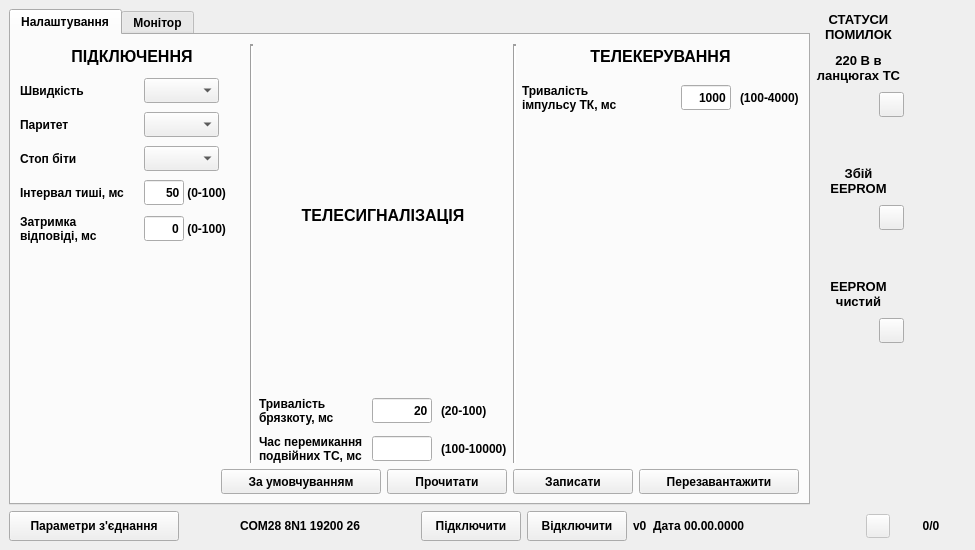
Old version of the form mdio.ui in the repository Goodjamp/Mdio.
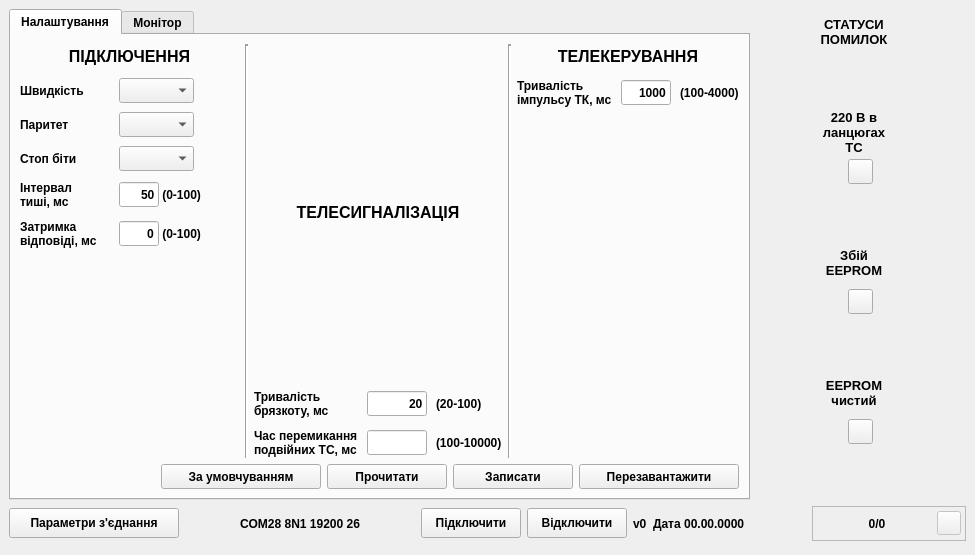
New version of the form.

```diff
--- a/mdio.ui
+++ b/mdio.ui
@@ -7,7 +7,7 @@
     <x>0</x>
     <y>0</y>
     <width>975</width>
-    <height>550</height>
+    <height>555</height>
    </rect>
   </property>
   <property name="sizePolicy">
@@ -19,22 +19,37 @@
   <property name="minimumSize">
    <size>
     <width>975</width>
-    <height>550</height>
+    <height>555</height>
    </size>
   </property>
   <property name="maximumSize">
    <size>
     <width>975</width>
-    <height>550</height>
+    <height>555</height>
    </size>
   </property>
   <property name="windowTitle">
    <string>Mdio</string>
   </property>
   <widget class="QWidget" name="centralwidget">
+   <property name="minimumSize">
+    <size>
+     <width>975</width>
+     <height>550</height>
+    </size>
+   </property>
+   <property name="maximumSize">
+    <size>
+     <width>16777215</width>
+     <height>550</height>
+    </size>
+   </property>
    <layout class="QVBoxLayout" name="verticalLayout">
     <item>
      <layout class="QHBoxLayout" name="horizontalLayout">
+      <property name="spacing">
+       <number>4</number>
+      </property>
       <item>
        <widget class="QTabWidget" name="tabWidget">
         <property name="font">
@@ -180,13 +195,13 @@
                    <widget class="QLabel" name="lSilentIntervalRange">
                     <property name="minimumSize">
                      <size>
-                      <width>60</width>
+                      <width>80</width>
                       <height>25</height>
                      </size>
                     </property>
                     <property name="maximumSize">
                      <size>
-                      <width>60</width>
+                      <width>80</width>
                       <height>25</height>
                      </size>
                     </property>
@@ -224,14 +239,14 @@
                  <widget class="QLabel" name="lSilentInterval">
                   <property name="minimumSize">
                    <size>
-                    <width>115</width>
-                    <height>25</height>
+                    <width>90</width>
+                    <height>30</height>
                    </size>
                   </property>
                   <property name="maximumSize">
                    <size>
                     <width>115</width>
-                    <height>25</height>
+                    <height>40</height>
                    </size>
                   </property>
                   <property name="font">
@@ -242,7 +257,8 @@
                    </font>
                   </property>
                   <property name="text">
-                   <string>Інтервал тиші, мс</string>
+                   <string>Інтервал
+тиші, мс</string>
                   </property>
                  </widget>
                 </item>
@@ -250,7 +266,7 @@
                  <widget class="QLabel" name="lParity">
                   <property name="minimumSize">
                    <size>
-                    <width>115</width>
+                    <width>90</width>
                     <height>25</height>
                    </size>
                   </property>
@@ -276,14 +292,14 @@
                  <widget class="QLabel" name="lBaudRate_2">
                   <property name="minimumSize">
                    <size>
-                    <width>115</width>
+                    <width>90</width>
                     <height>30</height>
                    </size>
                   </property>
                   <property name="maximumSize">
                    <size>
-                    <width>115</width>
-                    <height>30</height>
+                    <width>1000</width>
+                    <height>40</height>
                    </size>
                   </property>
                   <property name="font">
@@ -340,13 +356,13 @@
                    <widget class="QLabel" name="label_11">
                     <property name="minimumSize">
                      <size>
-                      <width>60</width>
+                      <width>80</width>
                       <height>25</height>
                      </size>
                     </property>
                     <property name="maximumSize">
                      <size>
-                      <width>60</width>
+                      <width>80</width>
                       <height>25</height>
                      </size>
                     </property>
@@ -384,7 +400,7 @@
                  <widget class="QLabel" name="lStopBits">
                   <property name="minimumSize">
                    <size>
-                    <width>115</width>
+                    <width>90</width>
                     <height>25</height>
                    </size>
                   </property>
@@ -433,7 +449,7 @@
                  <widget class="QLabel" name="lBaudRate">
                   <property name="minimumSize">
                    <size>
-                    <width>115</width>
+                    <width>90</width>
                     <height>25</height>
                    </size>
                   </property>
@@ -544,18 +560,18 @@
               </item>
               <item>
                <layout class="QGridLayout" name="glConnectionInternal_2">
-                <item row="0" column="0">
-                 <widget class="QLabel" name="lBounceTimeoute">
+                <item row="0" column="1">
+                 <widget class="QLineEdit" name="leDebounceInterval">
                   <property name="minimumSize">
                    <size>
-                    <width>90</width>
-                    <height>30</height>
+                    <width>60</width>
+                    <height>25</height>
                    </size>
                   </property>
                   <property name="maximumSize">
                    <size>
-                    <width>90</width>
-                    <height>30</height>
+                    <width>60</width>
+                    <height>25</height>
                    </size>
                   </property>
                   <property name="font">
@@ -566,62 +582,48 @@
                    </font>
                   </property>
                   <property name="text">
-                   <string>Тривалість
-брязкоту, мс</string>
+                   <string>20</string>
+                  </property>
+                  <property name="alignment">
+                   <set>Qt::AlignRight|Qt::AlignTrailing|Qt::AlignVCenter</set>
                   </property>
                  </widget>
                 </item>
                 <item row="1" column="2">
-                 <widget class="QLineEdit" name="leBinaryTsSwitchTime">
-                  <property name="minimumSize">
-                   <size>
-                    <width>60</width>
-                    <height>25</height>
-                   </size>
-                  </property>
-                  <property name="maximumSize">
-                   <size>
-                    <width>60</width>
-                    <height>25</height>
-                   </size>
-                  </property>
-                  <property name="text">
-                   <string/>
-                  </property>
-                  <property name="alignment">
-                   <set>Qt::AlignRight|Qt::AlignTrailing|Qt::AlignVCenter</set>
-                  </property>
-                 </widget>
-                </item>
-                <item row="1" column="0">
-                 <widget class="QLabel" name="lDoubleTsSwitchTime">
-                  <property name="text">
-                   <string>Час перемикання
-подвійних ТС, мс</string>
-                  </property>
-                 </widget>
-                </item>
-                <item row="1" column="3">
                  <widget class="QLabel" name="lTsDoubleSwitchTimeRange">
                   <property name="text">
                    <string>(100-10000)</string>
                   </property>
                  </widget>
                 </item>
-                <item row="0" column="1">
-                 <spacer name="horizontalSpacer_7">
-                  <property name="orientation">
-                   <enum>Qt::Horizontal</enum>
-                  </property>
-                  <property name="sizeHint" stdset="0">
+                <item row="0" column="0">
+                 <widget class="QLabel" name="lBounceTimeoute">
+                  <property name="minimumSize">
                    <size>
                     <width>0</width>
-                    <height>20</height>
+                    <height>30</height>
                    </size>
                   </property>
-                 </spacer>
+                  <property name="maximumSize">
+                   <size>
+                    <width>10000</width>
+                    <height>40</height>
+                   </size>
+                  </property>
+                  <property name="font">
+                   <font>
+                    <pointsize>9</pointsize>
+                    <weight>75</weight>
+                    <bold>true</bold>
+                   </font>
+                  </property>
+                  <property name="text">
+                   <string>Тривалість
+брязкоту, мс</string>
+                  </property>
+                 </widget>
                 </item>
-                <item row="0" column="3">
+                <item row="0" column="2">
                  <widget class="QLabel" name="lTsDebounceTimeRange">
                   <property name="font">
                    <font>
@@ -635,10 +637,30 @@
                   </property>
                  </widget>
                 </item>
-                <item row="0" column="2">
-                 <widget class="QLineEdit" name="leDebounceInterval">
+                <item row="1" column="0">
+                 <widget class="QLabel" name="lDoubleTsSwitchTime">
                   <property name="minimumSize">
                    <size>
+                    <width>0</width>
+                    <height>30</height>
+                   </size>
+                  </property>
+                  <property name="maximumSize">
+                   <size>
+                    <width>16777215</width>
+                    <height>40</height>
+                   </size>
+                  </property>
+                  <property name="text">
+                   <string>Час перемикання
+подвійних ТС, мс</string>
+                  </property>
+                 </widget>
+                </item>
+                <item row="1" column="1">
+                 <widget class="QLineEdit" name="leBinaryTsSwitchTime">
+                  <property name="minimumSize">
+                   <size>
                     <width>60</width>
                     <height>25</height>
                    </size>
@@ -649,15 +671,8 @@
                     <height>25</height>
                    </size>
                   </property>
-                  <property name="font">
-                   <font>
-                    <pointsize>9</pointsize>
-                    <weight>75</weight>
-                    <bold>true</bold>
-                   </font>
-                  </property>
                   <property name="text">
-                   <string>20</string>
+                   <string/>
                   </property>
                   <property name="alignment">
                    <set>Qt::AlignRight|Qt::AlignTrailing|Qt::AlignVCenter</set>
@@ -744,13 +759,13 @@
                  <widget class="QLabel" name="lBounceTimeoute_2">
                   <property name="minimumSize">
                    <size>
-                    <width>140</width>
-                    <height>40</height>
+                    <width>0</width>
+                    <height>30</height>
                    </size>
                   </property>
                   <property name="maximumSize">
                    <size>
-                    <width>140</width>
+                    <width>1000</width>
                     <height>40</height>
                    </size>
                   </property>
@@ -768,19 +783,6 @@
                  </widget>
                 </item>
                 <item row="0" column="1">
-                 <spacer name="horizontalSpacer_8">
-                  <property name="orientation">
-                   <enum>Qt::Horizontal</enum>
-                  </property>
-                  <property name="sizeHint" stdset="0">
-                   <size>
-                    <width>10</width>
-                    <height>20</height>
-                   </size>
-                  </property>
-                 </spacer>
-                </item>
-                <item row="0" column="2">
                  <widget class="QLineEdit" name="lePulsDuration">
                   <property name="minimumSize">
                    <size>
@@ -809,7 +811,7 @@
                   </property>
                  </widget>
                 </item>
-                <item row="0" column="3">
+                <item row="0" column="2">
                  <widget class="QLabel" name="lTcPulsDurationRange">
                   <property name="font">
                    <font>
@@ -1104,7 +1106,7 @@
       <item>
        <layout class="QVBoxLayout" name="verticalLayout_3">
         <property name="spacing">
-         <number>9</number>
+         <number>0</number>
         </property>
         <property name="leftMargin">
          <number>0</number>
@@ -1116,14 +1118,14 @@
          <widget class="QLabel" name="label_5">
           <property name="minimumSize">
            <size>
-            <width>85</width>
-            <height>35</height>
+            <width>100</width>
+            <height>45</height>
            </size>
           </property>
           <property name="maximumSize">
            <size>
-            <width>85</width>
-            <height>35</height>
+            <width>200</width>
+            <height>50</height>
            </size>
           </property>
           <property name="font">
@@ -1134,7 +1136,7 @@
            </font>
           </property>
           <property name="text">
-           <string>СТАТУСИ 
+           <string>СТАТУСИ
 ПОМИЛОК</string>
           </property>
           <property name="alignment">
@@ -1143,9 +1145,7 @@
          </widget>
         </item>
         <item>
-         <layout class="QGridLayout" name="gridLayout_2">
-          <item row="3" column="0">
-           <spacer name="verticalSpacer_5">
+         <spacer name="verticalSpacer_2">
             <property name="orientation">
              <enum>Qt::Vertical</enum>
             </property>
@@ -1157,18 +1157,18 @@
             </property>
            </spacer>
           </item>
-          <item row="0" column="0">
+        <item>
            <widget class="QLabel" name="l220STate">
             <property name="minimumSize">
              <size>
-              <width>85</width>
-              <height>30</height>
+            <width>100</width>
+            <height>45</height>
              </size>
             </property>
             <property name="maximumSize">
              <size>
-              <width>85</width>
-              <height>30</height>
+            <width>200</width>
+            <height>80</height>
              </size>
             </property>
             <property name="font">
@@ -1180,73 +1180,22 @@
             </property>
             <property name="text">
              <string>220 В в
-ланцюгах ТС</string>
+ланцюгах
+ТС</string>
             </property>
             <property name="alignment">
              <set>Qt::AlignCenter</set>
             </property>
            </widget>
           </item>
-          <item row="5" column="0">
-           <layout class="QHBoxLayout" name="horizontalLayout_10">
-            <property name="spacing">
-             <number>0</number>
-            </property>
             <item>
-             <spacer name="horizontalSpacer_19">
-              <property name="orientation">
-               <enum>Qt::Horizontal</enum>
-              </property>
-              <property name="sizeHint" stdset="0">
-               <size>
-                <width>40</width>
-                <height>20</height>
-               </size>
-              </property>
-             </spacer>
-            </item>
-            <item>
-             <widget class="QPushButton" name="pbEepromStatus">
-              <property name="minimumSize">
-               <size>
-                <width>25</width>
-                <height>25</height>
-               </size>
-              </property>
-              <property name="maximumSize">
-               <size>
-                <width>25</width>
-                <height>25</height>
-               </size>
-              </property>
-              <property name="text">
-               <string/>
-              </property>
-              <property name="checkable">
-               <bool>true</bool>
-              </property>
-             </widget>
-            </item>
-            <item>
-             <spacer name="horizontalSpacer_20">
-              <property name="orientation">
-               <enum>Qt::Horizontal</enum>
-              </property>
-              <property name="sizeHint" stdset="0">
-               <size>
-                <width>40</width>
-                <height>20</height>
-               </size>
-              </property>
-             </spacer>
-            </item>
-           </layout>
-          </item>
-          <item row="1" column="0">
            <layout class="QHBoxLayout" name="horizontalLayout_8">
             <property name="spacing">
              <number>0</number>
             </property>
+          <property name="topMargin">
+           <number>4</number>
+          </property>
             <item>
              <spacer name="horizontalSpacer_15">
               <property name="orientation">
@@ -1297,18 +1246,31 @@
             </item>
            </layout>
           </item>
-          <item row="4" column="0">
+        <item>
+         <spacer name="verticalSpacer_5">
+          <property name="orientation">
+           <enum>Qt::Vertical</enum>
+          </property>
+          <property name="sizeHint" stdset="0">
+           <size>
+            <width>20</width>
+            <height>40</height>
+           </size>
+          </property>
+         </spacer>
+        </item>
+        <item>
            <widget class="QLabel" name="label_6">
             <property name="minimumSize">
              <size>
-              <width>85</width>
-              <height>30</height>
+            <width>100</width>
+            <height>45</height>
              </size>
             </property>
             <property name="maximumSize">
              <size>
-              <width>85</width>
-              <height>30</height>
+            <width>200</width>
+            <height>50</height>
              </size>
             </property>
             <property name="font">
@@ -1327,13 +1289,16 @@
             </property>
            </widget>
           </item>
-          <item row="8" column="0">
-           <layout class="QHBoxLayout" name="horizontalLayout_11">
+        <item>
+         <layout class="QHBoxLayout" name="horizontalLayout_10">
             <property name="spacing">
              <number>0</number>
             </property>
+          <property name="topMargin">
+           <number>4</number>
+          </property>
             <item>
-             <spacer name="horizontalSpacer_21">
+           <spacer name="horizontalSpacer_19">
               <property name="orientation">
                <enum>Qt::Horizontal</enum>
               </property>
@@ -1346,7 +1311,7 @@
              </spacer>
             </item>
             <item>
-             <widget class="QPushButton" name="pbEepromClearStatus">
+           <widget class="QPushButton" name="pbEepromStatus">
               <property name="minimumSize">
                <size>
                 <width>25</width>
@@ -1368,7 +1333,7 @@
              </widget>
             </item>
             <item>
-             <spacer name="horizontalSpacer_22">
+           <spacer name="horizontalSpacer_20">
               <property name="orientation">
                <enum>Qt::Horizontal</enum>
               </property>
@@ -1382,7 +1347,7 @@
             </item>
            </layout>
           </item>
-          <item row="6" column="0">
+        <item>
            <spacer name="verticalSpacer_6">
             <property name="orientation">
              <enum>Qt::Vertical</enum>
@@ -1395,18 +1360,18 @@
             </property>
            </spacer>
           </item>
-          <item row="7" column="0">
+        <item>
            <widget class="QLabel" name="label_12">
             <property name="minimumSize">
              <size>
-              <width>85</width>
-              <height>30</height>
+            <width>100</width>
+            <height>45</height>
              </size>
             </property>
             <property name="maximumSize">
              <size>
-              <width>85</width>
-              <height>30</height>
+            <width>200</width>
+            <height>50</height>
              </size>
             </property>
             <property name="font">
@@ -1425,12 +1390,61 @@
             </property>
            </widget>
           </item>
-          <item row="2" column="0">
-           <layout class="QHBoxLayout" name="horizontalLayout_9">
+        <item>
+         <layout class="QHBoxLayout" name="horizontalLayout_11">
             <property name="spacing">
              <number>0</number>
             </property>
-           </layout>
+          <property name="topMargin">
+           <number>4</number>
+          </property>
+          <item>
+           <spacer name="horizontalSpacer_21">
+            <property name="orientation">
+             <enum>Qt::Horizontal</enum>
+            </property>
+            <property name="sizeHint" stdset="0">
+             <size>
+              <width>40</width>
+              <height>20</height>
+             </size>
+            </property>
+           </spacer>
+          </item>
+          <item>
+           <widget class="QPushButton" name="pbEepromClearStatus">
+            <property name="minimumSize">
+             <size>
+              <width>25</width>
+              <height>25</height>
+             </size>
+            </property>
+            <property name="maximumSize">
+             <size>
+              <width>25</width>
+              <height>25</height>
+             </size>
+            </property>
+            <property name="text">
+             <string/>
+            </property>
+            <property name="checkable">
+             <bool>true</bool>
+            </property>
+           </widget>
+          </item>
+          <item>
+           <spacer name="horizontalSpacer_22">
+            <property name="orientation">
+             <enum>Qt::Horizontal</enum>
+            </property>
+            <property name="sizeHint" stdset="0">
+             <size>
+              <width>40</width>
+              <height>20</height>
+             </size>
+            </property>
+           </spacer>
           </item>
          </layout>
         </item>
@@ -1447,19 +1461,6 @@
           </property>
          </spacer>
         </item>
-        <item>
-         <spacer name="verticalSpacer_2">
-          <property name="orientation">
-           <enum>Qt::Vertical</enum>
-          </property>
-          <property name="sizeHint" stdset="0">
-           <size>
-            <width>20</width>
-            <height>40</height>
-           </size>
-          </property>
-         </spacer>
-        </item>
        </layout>
       </item>
      </layout>
@@ -1601,7 +1602,43 @@
        </spacer>
       </item>
       <item>
-       <widget class="QLabel" name="lConnectionStatus">
+       <widget class="QFrame" name="fCommunicationInd">
+        <property name="frameShape">
+         <enum>QFrame::StyledPanel</enum>
+        </property>
+        <property name="frameShadow">
+         <enum>QFrame::Raised</enum>
+        </property>
+        <layout class="QHBoxLayout" name="horizontalLayout_12">
+         <property name="spacing">
+          <number>0</number>
+         </property>
+         <property name="leftMargin">
+          <number>4</number>
+         </property>
+         <property name="topMargin">
+          <number>4</number>
+         </property>
+         <property name="rightMargin">
+          <number>4</number>
+         </property>
+         <property name="bottomMargin">
+          <number>4</number>
+         </property>
+         <item>
+          <widget class="QLabel" name="lCommunicationStatistic">
+           <property name="minimumSize">
+            <size>
+             <width>120</width>
+             <height>25</height>
+            </size>
+           </property>
+           <property name="maximumSize">
+            <size>
+             <width>70</width>
+             <height>25</height>
+            </size>
+           </property>
         <property name="font">
          <font>
           <pointsize>9</pointsize>
@@ -1610,7 +1647,10 @@
          </font>
         </property>
         <property name="text">
-         <string/>
+            <string>0/0</string>
+           </property>
+           <property name="alignment">
+            <set>Qt::AlignCenter</set>
         </property>
        </widget>
       </item>
@@ -1639,33 +1679,7 @@
         </property>
        </widget>
       </item>
-      <item>
-       <widget class="QLabel" name="lCommunicationStatistic">
-        <property name="minimumSize">
-         <size>
-          <width>70</width>
-          <height>25</height>
-         </size>
-        </property>
-        <property name="maximumSize">
-         <size>
-          <width>70</width>
-          <height>25</height>
-         </size>
-        </property>
-        <property name="font">
-         <font>
-          <pointsize>9</pointsize>
-          <weight>75</weight>
-          <bold>true</bold>
-         </font>
-        </property>
-        <property name="text">
-         <string>0/0</string>
-        </property>
-        <property name="alignment">
-         <set>Qt::AlignCenter</set>
-        </property>
+        </layout>
        </widget>
       </item>
      </layout>
```
Lines whose indentation alone changed are shown as unchanged.
